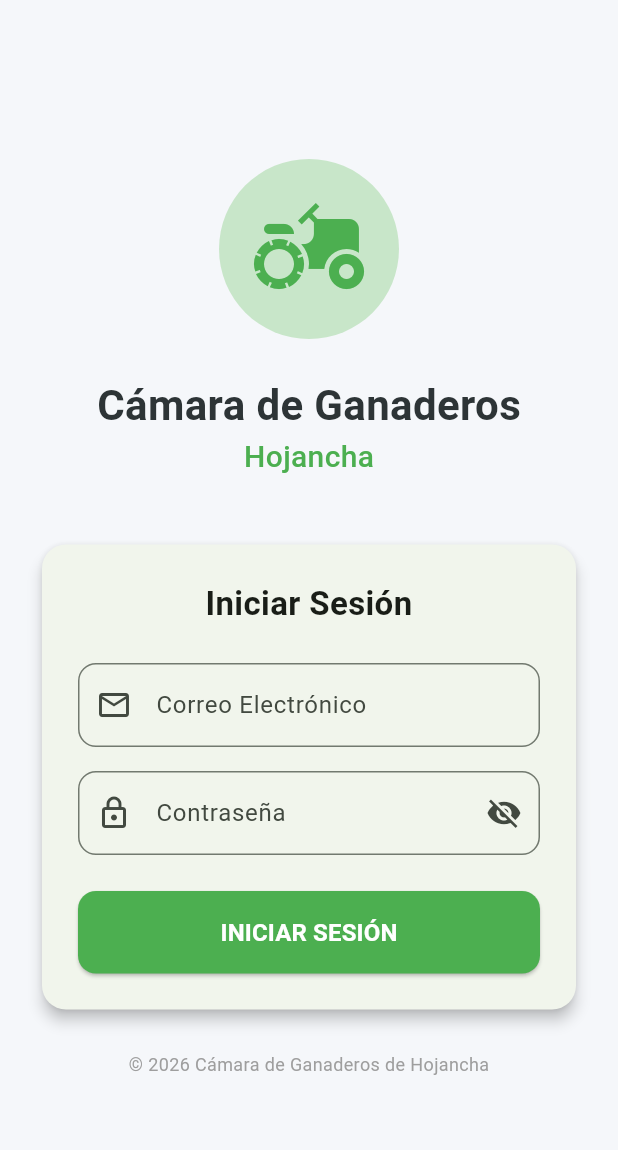
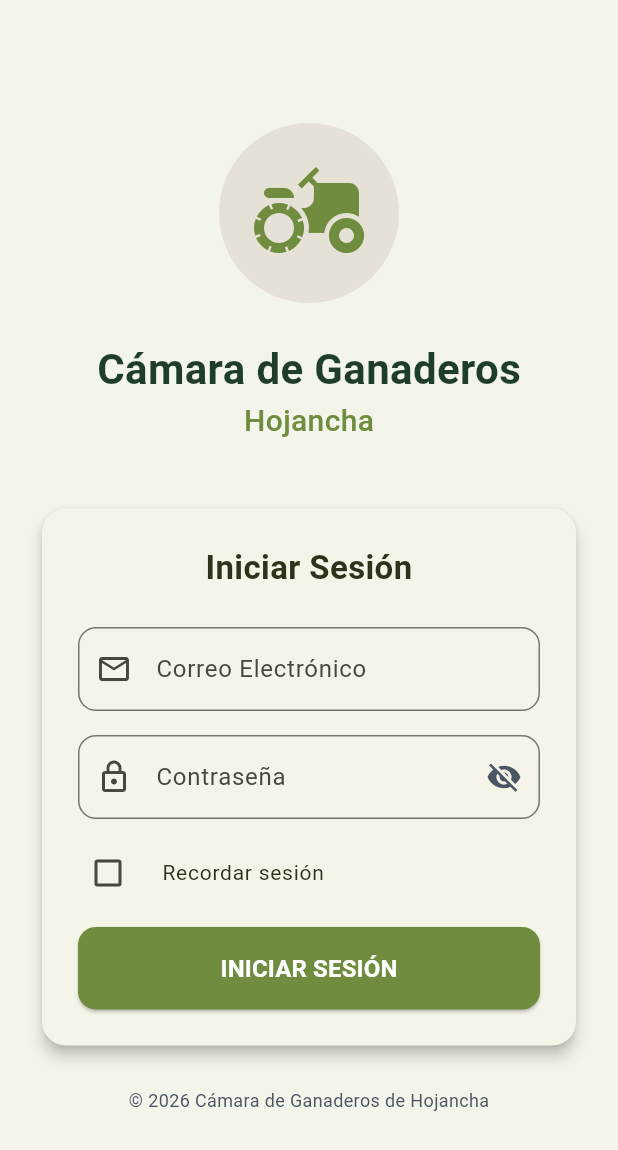
Before and after one commit to GreilynES/mobile_app, a Flutter app: the screen it shows after launch, on a phone screen of 412 x 824 dp. Shown: the top 1150 px of the screen. Run offline on Flutter 3.47's test engine with Material 3 defaults, Android fonts, the phone set to English and light mode, and no system bars; our stand-ins replace firebase_core, firebase_messaging, flutter_secure_storage; accounts and stored records are empty.

Commit message:
Implementar storage y paleta de colores

```diff
--- a/lib/screens/login_screen.dart
+++ b/lib/screens/login_screen.dart
@@ -1,6 +1,7 @@
 import 'package:flutter/material.dart';
 import 'package:provider/provider.dart';
 import '../providers/auth_provider.dart';
+import '../theme/app_colors.dart';
 
 class LoginScreen extends StatefulWidget {
   const LoginScreen({super.key});
@@ -14,6 +15,7 @@ class _LoginScreenState extends State<LoginScreen> {
   final _emailController = TextEditingController();
   final _passwordController = TextEditingController();
   bool _obscurePassword = true;
+  bool _rememberMe = false; // Nuevo: Estado del checkbox
 
   @override
   void dispose() {
@@ -29,6 +31,7 @@ class _LoginScreenState extends State<LoginScreen> {
         await authProvider.login(
           _emailController.text.trim(),
           _passwordController.text.trim(),
+          rememberMe: _rememberMe, // Pasar el estado del checkbox
         );
         // La navegación se maneja en el Wrapper o Main si escuchamos el estado,
         // pero aquí podemos forzar si es necesario.
@@ -37,7 +40,7 @@ class _LoginScreenState extends State<LoginScreen> {
           ScaffoldMessenger.of(context).showSnackBar(
             SnackBar(
               content: Text(authProvider.errorMessage ?? 'Error al iniciar sesión'),
-              backgroundColor: Colors.red,
+              backgroundColor: AppColors.destructive,
             ),
           );
         }
@@ -50,7 +53,7 @@ class _LoginScreenState extends State<LoginScreen> {
     final authProvider = Provider.of<AuthProvider>(context);
 
     return Scaffold(
-      backgroundColor: const Color(0xFFF5F7FA),
+      backgroundColor: AppColors.backgroundLight,
       body: Center(
         child: SingleChildScrollView(
           padding: const EdgeInsets.all(24.0),
@@ -60,14 +63,14 @@ class _LoginScreenState extends State<LoginScreen> {
               // Logo or Icon
               Container(
                 padding: const EdgeInsets.all(20),
-                decoration: BoxDecoration(
-                  color: Colors.green.shade100,
+                decoration: const BoxDecoration(
+                  color: AppColors.borderVariant,
                   shape: BoxShape.circle,
                 ),
                 child: const Icon(
                   Icons.agriculture,
                   size: 80,
-                  color: Colors.green,
+                  color: AppColors.primary,
                 ),
               ),
               const SizedBox(height: 24),
@@ -76,14 +79,14 @@ class _LoginScreenState extends State<LoginScreen> {
                 style: TextStyle(
                   fontSize: 28,
                   fontWeight: FontWeight.bold,
-                  color: Color(0xFF2D3436),
+                  color: AppColors.textDark,
                 ),
               ),
               const Text(
                 'Hojancha',
                 style: TextStyle(
                   fontSize: 20,
-                  color: Colors.green,
+                  color: AppColors.primary,
                   fontWeight: FontWeight.w500,
                 ),
               ),
@@ -105,6 +108,7 @@ class _LoginScreenState extends State<LoginScreen> {
                           style: TextStyle(
                             fontSize: 22,
                             fontWeight: FontWeight.bold,
+                            color: AppColors.textDarkVariant,
                           ),
                           textAlign: TextAlign.center,
                         ),
@@ -139,6 +143,7 @@ class _LoginScreenState extends State<LoginScreen> {
                             suffixIcon: IconButton(
                               icon: Icon(
                                 _obscurePassword ? Icons.visibility_off : Icons.visibility,
+                                color: AppColors.textMuted,
                               ),
                               onPressed: () {
                                 setState(() {
@@ -157,11 +162,29 @@ class _LoginScreenState extends State<LoginScreen> {
                             return null;
                           },
                         ),
-                        const SizedBox(height: 24),
+                        const SizedBox(height: 12),
+                        // Nuevo: Checkbox de Recordarme
+                        CheckboxListTile(
+                          value: _rememberMe,
+                          onChanged: (value) {
+                            setState(() {
+                              _rememberMe = value ?? false;
+                            });
+                          },
+                          title: const Text(
+                            'Recordar sesión',
+                            style: TextStyle(fontSize: 14, color: AppColors.textDarkVariant),
+                          ),
+                          controlAffinity: ListTileControlAffinity.leading,
+                          contentPadding: EdgeInsets.zero,
+                          activeColor: AppColors.primary,
+                          dense: true,
+                        ),
+                        const SizedBox(height: 12),
                         ElevatedButton(
                           onPressed: authProvider.isLoading ? null : _handleLogin,
                           style: ElevatedButton.styleFrom(
-                            backgroundColor: Colors.green,
+                            backgroundColor: AppColors.primary,
                             foregroundColor: Colors.white,
                             padding: const EdgeInsets.symmetric(vertical: 16),
                             shape: RoundedRectangleBorder(
@@ -193,7 +216,7 @@ class _LoginScreenState extends State<LoginScreen> {
               const SizedBox(height: 24),
               const Text(
                 '© 2026 Cámara de Ganaderos de Hojancha',
-                style: TextStyle(color: Colors.grey, fontSize: 12),
+                style: TextStyle(color: AppColors.textMuted, fontSize: 12),
               ),
             ],
           ),
--- /dev/null
+++ b/lib/theme/app_colors.dart
@@ -0,0 +1,38 @@
+import 'package:flutter/material.dart';
+
+class AppColors {
+  // 1. Verdes (Principales)
+  /// Verde Oliva (Principal): Utilizado para botones, iconos de navegación y barras de progreso.
+  static const Color primary = Color(0xFF708C3E);
+
+  /// Verde Bosque (Texto/Títulos): Color principal para textos oscuros y títulos.
+  static const Color textDark = Color(0xFF1F3D2B);
+  static const Color textDarkVariant = Color(0xFF2E321B);
+
+  /// Verde Suave (Hover/Fondo): Usado en estados hover y fondos ligeros.
+  static const Color backgroundLight = Color(0xFFF3F5EA);
+
+  /// Verde Éxito: Utilizado en alertas y estados positivos.
+  static const Color success = Color(0xFF2F5F0B);
+
+  // 2. Tonos Tierra y Neutros
+  /// Beige (Bordes y Separadores): Usado para bordes de tarjetas, navbar y menús.
+  static const Color border = Color(0xFFDCD6C9);
+  static const Color borderVariant = Color(0xFFE6E1D6);
+
+  /// Crema (Fondo de Acento): Usado para destacar elementos suavemente.
+  static const Color backgroundAccent = Color(0xFFFEF6E0);
+
+  /// Gris Silenciado: Para textos secundarios o "muted".
+  static const Color textMuted = Color(0xFF4B5563);
+
+  // 3. Acentos y Funcionales
+  /// Dorado/Ocre (Acento): Utilizado para destacar iconos de usuario o elementos de importancia.
+  static const Color accent = Color(0xFF8B6C2E);
+
+  /// Ocre Oscuro (Alertas): Utilizado en iconos de error o advertencia personalizados.
+  static const Color warning = Color(0xFF7A6F1A);
+
+  /// Rojo (Destructivo): Para acciones de cierre de sesión o eliminación.
+  static const Color destructive = Color(0xFFEF4444);
+}
```
Also changed, not shown: lib/main.dart (+85 -7 lines), lib/providers/auth_provider.dart (+13 -7 lines), lib/screens/detail_screen.dart (+11 -9 lines), lib/screens/home_screen.dart (+14 -12 lines).
